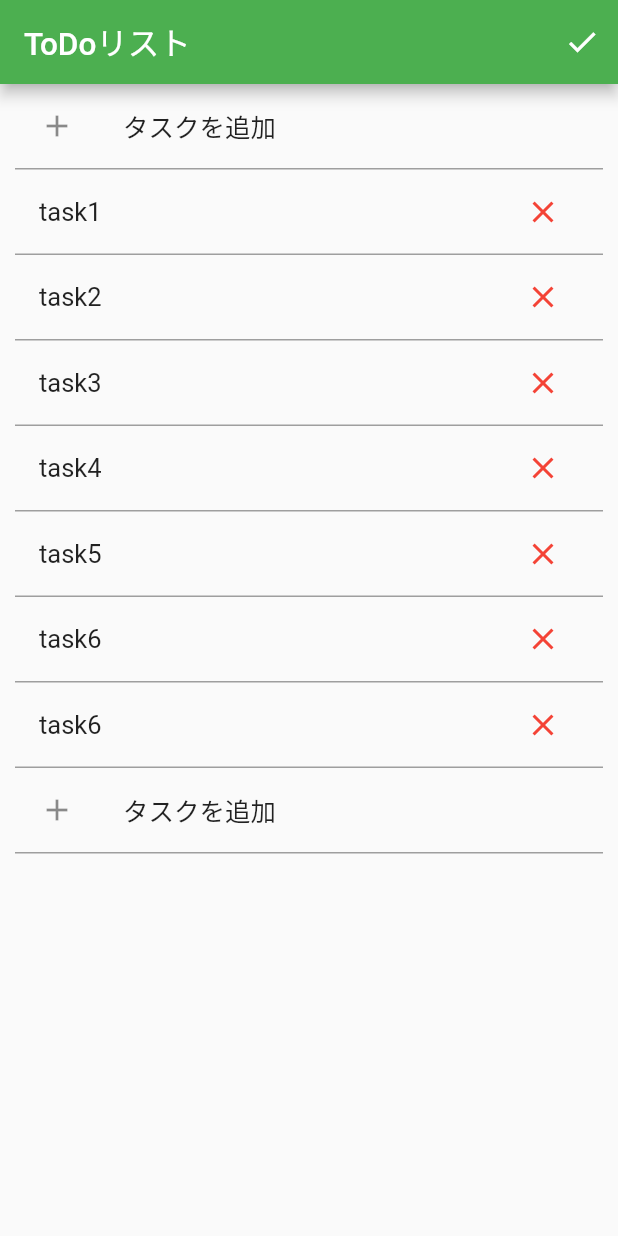
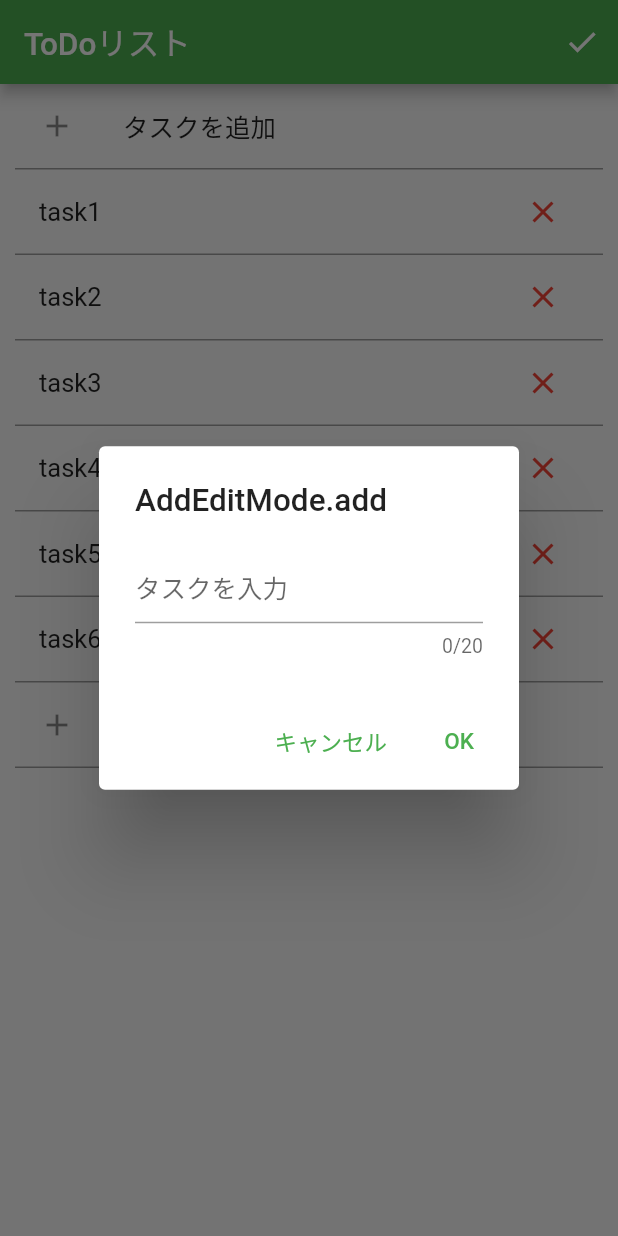
Before and after one commit to h-enoki/sample_riverpod_aap1, a Flutter app: the screen it shows after launch, after a tap on "task1", after a tap on the "create" icon, after a tap on "タスクを追加", on a phone screen of 412 x 824 dp. Run offline on Flutter 3.47's test engine with Material 2 defaults, Android fonts, the light colour scheme and no system bars; our stand-ins replace flutter_riverpod.

Commit message:
タスクを追加するダイアログの機能を実装

```diff
--- /dev/null
+++ b/lib/src/components/add_task_dialog.dart
@@ -0,0 +1,68 @@
+import 'package:flutter/material.dart';
+import 'package:flutter/services.dart';
+import 'package:flutter_riverpod/flutter_riverpod.dart';
+import 'package:sample_riverpod_aap1/src/models/task.dart';
+
+import 'package:sample_riverpod_aap1/src/views/home_page.dart';
+
+enum AddEditMode {
+  add,
+  edit,
+}
+
+class AddTaskDialog extends ConsumerWidget {
+  const AddTaskDialog({
+    super.key,
+    required this.addEditMode,
+    this.title,
+  });
+
+  final AddEditMode addEditMode;
+  final String? title;
+
+  factory AddTaskDialog.addTask() {
+    return const AddTaskDialog(addEditMode: AddEditMode.add);
+  }
+
+  factory AddTaskDialog.editTask(String title) {
+    return AddTaskDialog(addEditMode: AddEditMode.edit, title: title);
+  }
+
+  @override
+  Widget build(BuildContext context, WidgetRef ref) {
+    // TextFieldのコントローラー
+    final TextEditingController textEditingController = TextEditingController();
+    if (addEditMode == AddEditMode.edit) {
+      textEditingController.text = title!;
+    }
+
+    return AlertDialog(
+      title: Text(addEditMode.toString()),
+      content: TextField(
+        keyboardType: TextInputType.text,
+        controller: textEditingController,
+        decoration: const InputDecoration(hintText: "タスクを入力"),
+        enabled: true,
+        maxLength: 20,
+        maxLengthEnforcement: MaxLengthEnforcement.enforced,
+      ),
+      actions: <Widget>[
+        // ボタン領域
+        TextButton(
+          child: const Text("キャンセル"),
+          onPressed: () => Navigator.pop(context, "キャンセル"),
+        ),
+        TextButton(
+          child: const Text("OK"),
+          onPressed: () {
+            String textValue = textEditingController.text;
+            ref
+                .read(taskNotifierProvider.notifier)
+                .addTask(Task(textValue, false));
+            Navigator.pop(context, "OK");
+          },
+        ),
+      ],
+    );
+  }
+}
--- a/lib/src/views/home_page.dart
+++ b/lib/src/views/home_page.dart
@@ -1,5 +1,6 @@
 import 'package:flutter/material.dart';
 import 'package:flutter_riverpod/flutter_riverpod.dart';
+import 'package:sample_riverpod_aap1/src/components/add_task_dialog.dart';
 import 'package:sample_riverpod_aap1/src/models/task.dart';
 
 final isEditingProvider = StateProvider<bool>((ref) {
@@ -41,7 +42,7 @@ class TaskNotifier extends StateNotifier<List<Task>> {
     ];
   }
 
-  void toggleTask(int oldIndex, int newIndex) {
+  void reorderTask(int oldIndex, int newIndex) {
     if (newIndex > oldIndex) {
       newIndex -= 1;
     }
@@ -89,7 +90,7 @@ class MyHomePage extends ConsumerWidget {
         onReorder: (oldIndex, newIndex) {
           ref
               .read(taskNotifierProvider.notifier)
-              .toggleTask(oldIndex, newIndex);
+              .reorderTask(oldIndex, newIndex);
         },
       ),
     );
@@ -109,7 +110,7 @@ class TodoListItem extends ConsumerWidget {
       onTap: () {
         debugPrint("onTap：$index");
         isEditing
-            ? debugPrint("編集")
+            ? showAddTaskDialog(context, AddEditMode.edit, title: task.title)
             : ref.read(taskNotifierProvider.notifier).updateIsCompleted(index);
       },
       child: Container(
@@ -146,8 +147,12 @@ class AddTaskListTile extends ConsumerWidget {
   Widget build(BuildContext context, WidgetRef ref) {
     return InkWell(
       onTap: () {
-        ref.read(taskNotifierProvider.notifier).addTask(Task("task6", false));
+        showAddTaskDialog(context, AddEditMode.add);
       },
+      // onTap: () {
+      //   // ref.read(taskNotifierProvider.notifier).addTask(Task("task6", false));
+      //
+      // },
       child: Container(
         margin: const EdgeInsets.symmetric(horizontal: 10),
         decoration: const BoxDecoration(
@@ -163,3 +168,18 @@ class AddTaskListTile extends ConsumerWidget {
     );
   }
 }
+
+Future<String?> showAddTaskDialog(BuildContext context, AddEditMode addEditMode,
+    {String? title}) async {
+  return await showDialog<String>(
+    context: context,
+    builder: (_) {
+      switch (addEditMode) {
+        case AddEditMode.add:
+          return AddTaskDialog.addTask();
+        case AddEditMode.edit:
+          return AddTaskDialog.editTask(title!);
+      }
+    },
+  );
+}
```
